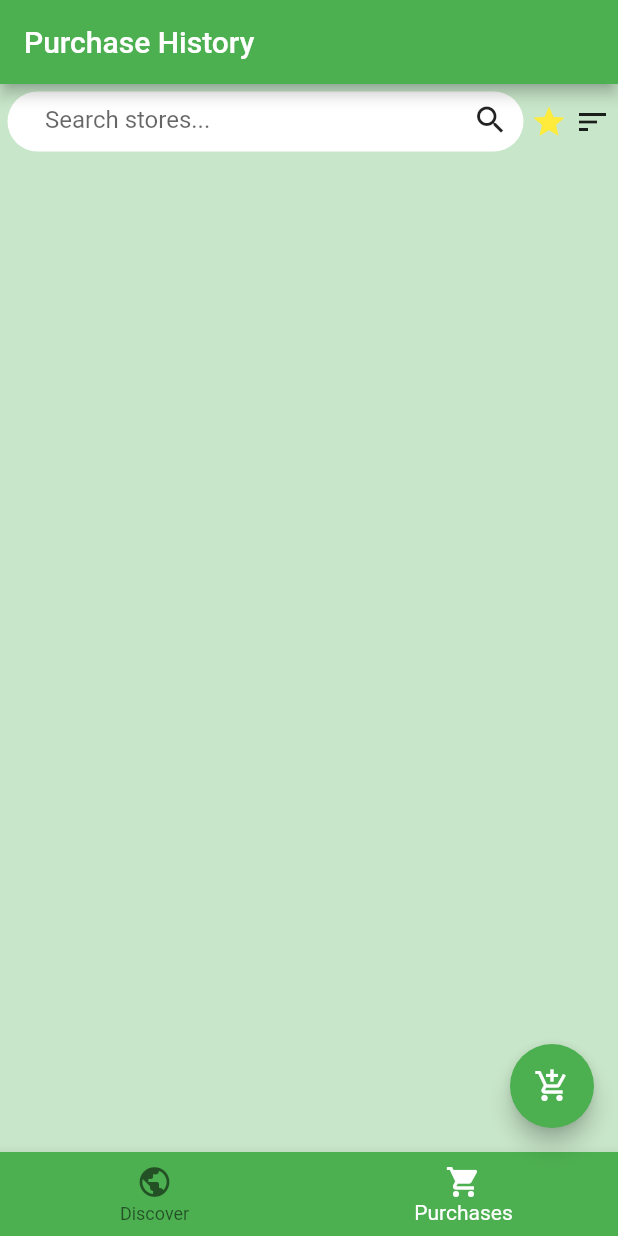
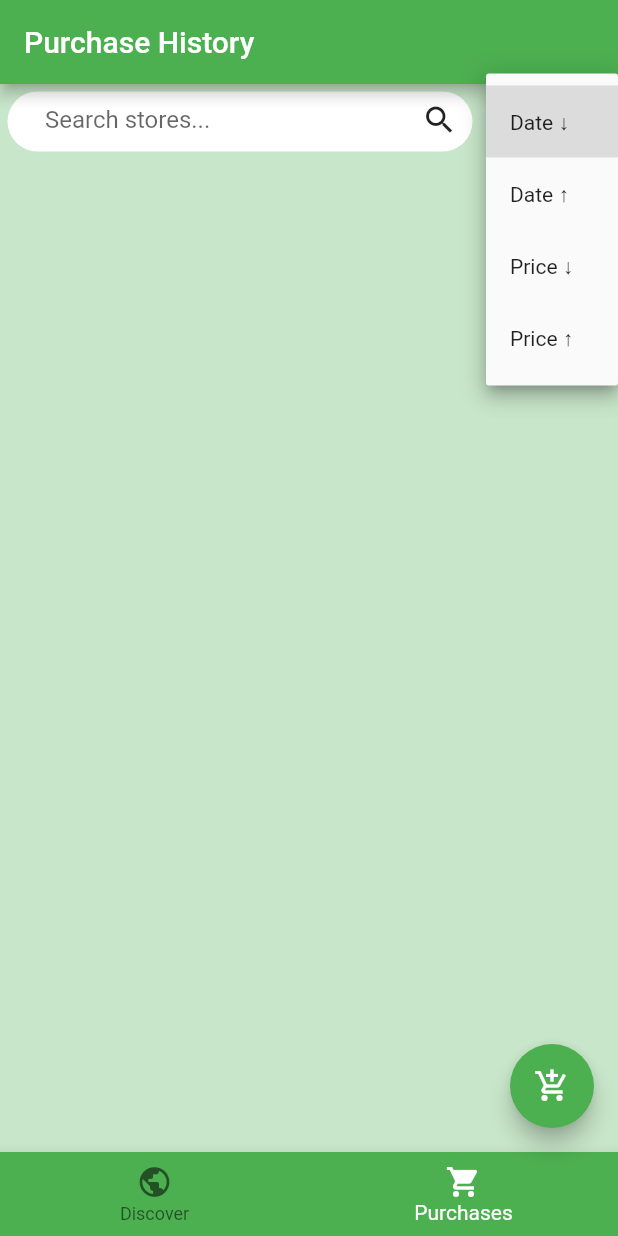
Before and after one commit to nickghughes/descart, a Flutter app: the screen it shows after launch, item 2 of the bottom bar chosen, after a tap on the "star outline" icon, after a tap on the "sort" icon, on a phone screen of 412 x 824 dp. Run offline on Flutter 3.47's test engine with Material 2 defaults, Android fonts, the phone set to English and light mode, and no system bars; our stand-ins replace flutter_masked_text, flutter_typeahead, modal_bottom_sheet; network calls fail.

```diff
--- a/lib/history.dart
+++ b/lib/history.dart
@@ -13,14 +13,13 @@ class _PurchaseHistoryState extends State<PurchaseHistory> {
 
   @override
   void initState() {
-    _purchases = getPurchaseHistory(1, "", false);
+    _purchases = getPurchaseHistory(1, "", false, 0);
     super.initState();
   }
 
-  void updateFilter(String search, bool favorite) {
-    debugPrint("update $search $favorite");
+  void updateFilter(String search, bool favorite, int sortIdx) {
     setState(() {
-      _purchases = getPurchaseHistory(1, search, favorite);
+      _purchases = getPurchaseHistory(1, search, favorite, sortIdx);
     });
   }
 
@@ -35,7 +34,8 @@ class _PurchaseHistoryState extends State<PurchaseHistory> {
         child: Column(
           children: [
             PurchaseFilter(
-              (String search, bool favorite) => updateFilter(search, favorite),
+              (String search, bool favorite, int sortIdx) =>
+                  updateFilter(search, favorite, sortIdx),
             ),
             FutureBuilder(
               future: _purchases,
@@ -82,6 +82,7 @@ class _PurchaseHistoryBodyState extends State<PurchaseHistoryBody> {
           purchases[index]["purchaseDate"],
           purchases[index]["imageUrl"],
           purchases[index]["price"],
+          purchases[index]["favorite"] == "1",
           purchases[index]["items"],
         ),
       ),
@@ -90,7 +91,7 @@ class _PurchaseHistoryBodyState extends State<PurchaseHistoryBody> {
 }
 
 class PurchaseFilter extends StatefulWidget {
-  final Function(String, bool) onUpdate;
+  final Function(String, bool, int) onUpdate;
   PurchaseFilter(this.onUpdate);
 
   @override
@@ -99,9 +100,17 @@ class PurchaseFilter extends StatefulWidget {
 
 class _PurchaseFilterState extends State<PurchaseFilter> {
   bool _favorite = false;
+  int _sortIdx = 0;
   final searchController = TextEditingController();
 
-  Function(String, bool) onUpdate;
+  static const List<String> sortOptions = [
+    "Date ↓",
+    "Date ↑",
+    "Price ↓",
+    "Price ↑"
+  ];
+
+  Function(String, bool, int) onUpdate;
   _PurchaseFilterState(this.onUpdate);
 
   @override
@@ -122,7 +131,8 @@ class _PurchaseFilterState extends State<PurchaseFilter> {
                   Expanded(
                     child: TextField(
                       controller: searchController,
-                      onChanged: (String query) => onUpdate(query, _favorite),
+                      onChanged: (String query) =>
+                          onUpdate(query, _favorite, _sortIdx),
                       maxLength: 35,
                       maxLines: 1,
                       decoration: InputDecoration(
@@ -138,21 +148,43 @@ class _PurchaseFilterState extends State<PurchaseFilter> {
               ),
             ),
           ),
-          SizedBox(width: 5),
+          SizedBox(width: 10),
           InkWell(
             onTap: () {
               _favorite = !_favorite;
-              onUpdate(searchController.text, _favorite);
+              onUpdate(searchController.text, _favorite, _sortIdx);
               setState(() {});
             },
             child: _favorite
                 ? Icon(Icons.star, color: Colors.yellow)
                 : Icon(Icons.star_outline),
           ),
-          SizedBox(width: 5),
-          InkWell(
-            onTap: () => debugPrint("sort"),
-            child: Icon(Icons.sort),
+          SizedBox(width: 10),
+          Container(
+            width: 48,
+            child: DropdownButton(
+                selectedItemBuilder: (BuildContext context) =>
+                    List(sortOptions.length)
+                        .map((dynamic) => Icon(Icons.sort))
+                        .toList(),
+                value: _sortIdx,
+                items: sortOptions
+                    .asMap()
+                    .map(
+                      (i, opt) => MapEntry(
+                        i,
+                        DropdownMenuItem(
+                            child: Text(opt, style: TextStyle(fontSize: 14)),
+                            value: i),
+                      ),
+                    )
+                    .values
+                    .toList(),
+                onChanged: (value) {
+                  _sortIdx = value;
+                  onUpdate(searchController.text, _favorite, _sortIdx);
+                  setState(() {});
+                }),
           ),
         ],
       ),
@@ -160,17 +192,35 @@ class _PurchaseFilterState extends State<PurchaseFilter> {
   }
 }
 
-class PurchaseHistoryBlock extends StatelessWidget {
+class PurchaseHistoryBlock extends StatefulWidget {
   final int purchaseId;
   final String storeName;
   final String date;
   final String imageUrl;
   final String price;
+  final bool favorite;
+  final int items;
+
+  PurchaseHistoryBlock(this.purchaseId, this.storeName, this.date,
+      this.imageUrl, this.price, this.favorite, this.items);
+
+  @override
+  _PurchaseHistoryBlockState createState() => _PurchaseHistoryBlockState(
+      purchaseId, storeName, date, imageUrl, price, favorite, items);
+}
+
+class _PurchaseHistoryBlockState extends State<PurchaseHistoryBlock> {
+  final int purchaseId;
+  final String storeName;
+  final String date;
+  final String imageUrl;
+  final String price;
+  bool favorite;
   final int items;
   final String itemsText;
 
-  PurchaseHistoryBlock(this.purchaseId, this.storeName, this.date,
-      this.imageUrl, this.price, this.items)
+  _PurchaseHistoryBlockState(this.purchaseId, this.storeName, this.date,
+      this.imageUrl, this.price, this.favorite, this.items)
       : this.itemsText = items == 1 ? "item" : "items";
 
   @override
@@ -187,6 +237,7 @@ class PurchaseHistoryBlock extends StatelessWidget {
           "purchaseDate": date,
           "imageUrl": imageUrl,
           "price": price,
+          "favorite": favorite,
           "numItems": items
         }),
         child: Container(
@@ -271,8 +322,10 @@ class PurchaseHistoryBlock extends StatelessWidget {
     showDialog(
         context: context,
         builder: (context) {
-          debugPrint(purchase.toString());
-          return PurchasePreview(purchase);
+          return PurchasePreview(purchase, (bool _favorite) {
+            this.favorite = _favorite;
+            setState(() {});
+          });
         });
   }
 }
--- a/lib/purchase_form.dart
+++ b/lib/purchase_form.dart
@@ -48,7 +48,6 @@ class _PurchaseStoreFormState extends State<PurchaseStoreForm> {
                   suggestionsCallback: (pattern) async {
                     List<dynamic> suggestions =
                         await getStoreSuggestions(pattern);
-                    debugPrint(suggestions.toString());
                     return suggestions;
                   },
                   itemBuilder: (context, suggestion) {
@@ -60,7 +59,6 @@ class _PurchaseStoreFormState extends State<PurchaseStoreForm> {
                     );
                   },
                   onSuggestionSelected: (suggestion) {
-                    debugPrint("opening $suggestion");
                     Navigator.of(context).pop();
                     showDialog(
                         context: context,
@@ -130,7 +128,6 @@ class _PurchaseProductFormState extends State<PurchaseProductForm> {
                     );
                   },
                   onSuggestionSelected: (suggestion) {
-                    debugPrint("opening $suggestion");
                     Navigator.of(context).pop();
                     showDialog(
                         context: context,
@@ -294,7 +291,6 @@ class _PurchaseFormState extends State<PurchaseForm> {
                 })
           .toList()
     };
-    debugPrint("Saving purchase with the following structure: $purchase");
     await postPurchase(purchase);
     Navigator.of(context).pop();
     onSave();
@@ -452,7 +448,6 @@ class _PurchaseFormState extends State<PurchaseForm> {
                                               builder: (context) {
                                                 return PurchaseProductForm(
                                                     (product) {
-                                                  debugPrint("$product");
                                                   items.add(product);
                                                   setState(() => {});
                                                   Timer(
```
Also changed, not shown: lib/discover.dart (+53 -26 lines), lib/network.dart (+35 -14 lines), lib/product.dart (+21 -6 lines), lib/purchase.dart (+19 -6 lines).
